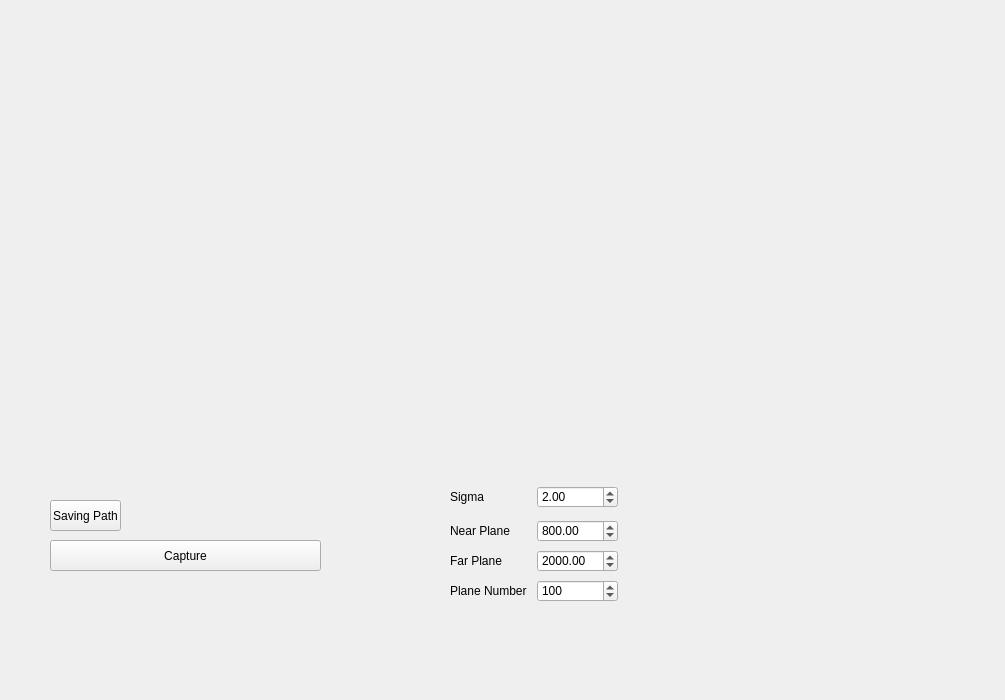
Before: the Qt Designer form src/mainWidget.ui in ezheng/viewSyn, drawn with Qt 5.
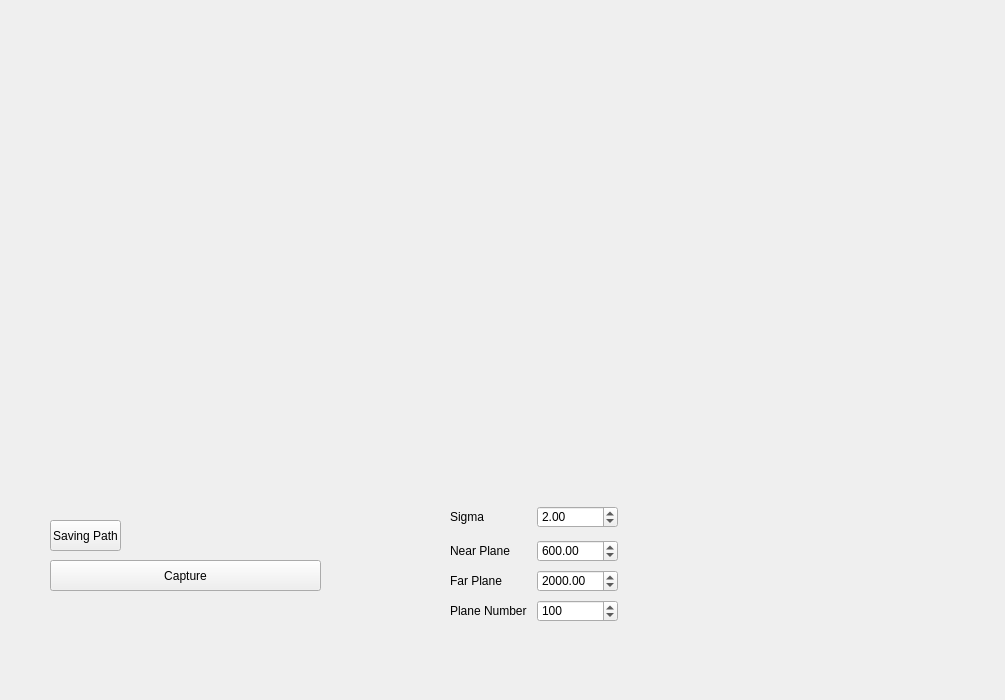
After: the same form once the commit is applied.

Diff of the .ui file:
```diff
--- a/src/mainWidget.ui
+++ b/src/mainWidget.ui
@@ -151,7 +151,7 @@
    <property name="geometry">
     <rect>
      <x>50</x>
-     <y>500</y>
+     <y>520</y>
      <width>71</width>
      <height>31</height>
     </rect>
@@ -164,7 +164,7 @@
    <property name="geometry">
     <rect>
      <x>50</x>
-     <y>540</y>
+     <y>560</y>
      <width>271</width>
      <height>31</height>
     </rect>
@@ -177,7 +177,7 @@
    <property name="geometry">
     <rect>
      <x>450</x>
-     <y>520</y>
+     <y>540</y>
      <width>168</width>
      <height>22</height>
     </rect>
@@ -199,7 +199,7 @@
        <double>1.000000000000000</double>
       </property>
       <property name="value">
-       <double>800.000000000000000</double>
+       <double>600.000000000000000</double>
       </property>
      </widget>
     </item>
@@ -209,7 +209,7 @@
    <property name="geometry">
     <rect>
      <x>450</x>
-     <y>550</y>
+     <y>570</y>
      <width>168</width>
      <height>22</height>
     </rect>
@@ -241,7 +241,7 @@
    <property name="geometry">
     <rect>
      <x>450</x>
-     <y>580</y>
+     <y>600</y>
      <width>168</width>
      <height>22</height>
     </rect>
@@ -276,7 +276,7 @@
    <property name="geometry">
     <rect>
      <x>450</x>
-     <y>486</y>
+     <y>506</y>
      <width>168</width>
      <height>22</height>
     </rect>
```
